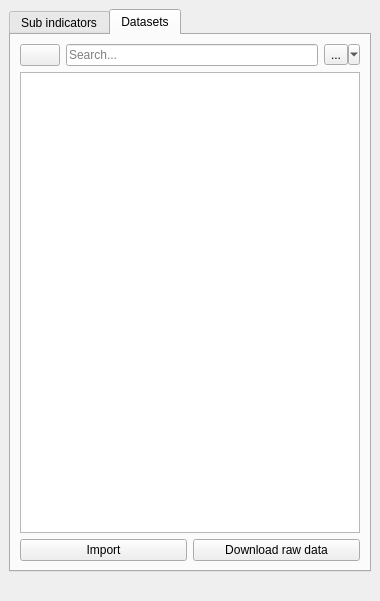
Before: the Qt Designer form LDMP/gui/WidgetMain.ui in ConservationInternational/trends.earth, drawn with Qt 5.
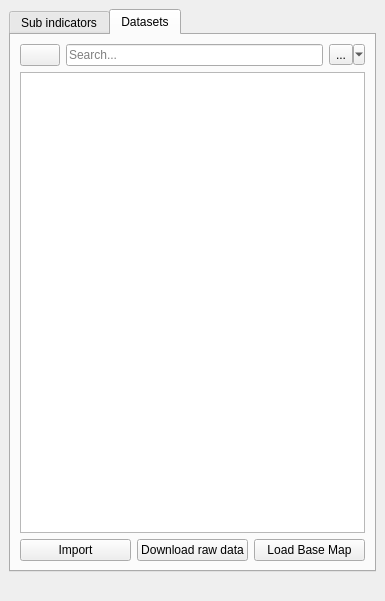
After: the same form once the commit is applied. The open tabs and pages were chosen to show the change. Custom widgets are drawn as their Qt base class.

Commit message: added load base map button in datasets tab

The edit to the form file:
```diff
--- a/LDMP/gui/WidgetMain.ui
+++ b/LDMP/gui/WidgetMain.ui
@@ -6,7 +6,7 @@
    <rect>
     <x>0</x>
     <y>0</y>
-    <width>380</width>
+    <width>385</width>
     <height>601</height>
    </rect>
   </property>
@@ -105,6 +105,13 @@
             </property>
            </widget>
           </item>
+          <item>
+           <widget class="QPushButton" name="pushButton_load">
+            <property name="text">
+             <string>Load Base Map</string>
+            </property>
+           </widget>
+          </item>
          </layout>
         </item>
        </layout>
```
Left out of the diff: 2 changed lines with no effect on the pictures. The commit also changes 1 other file.
